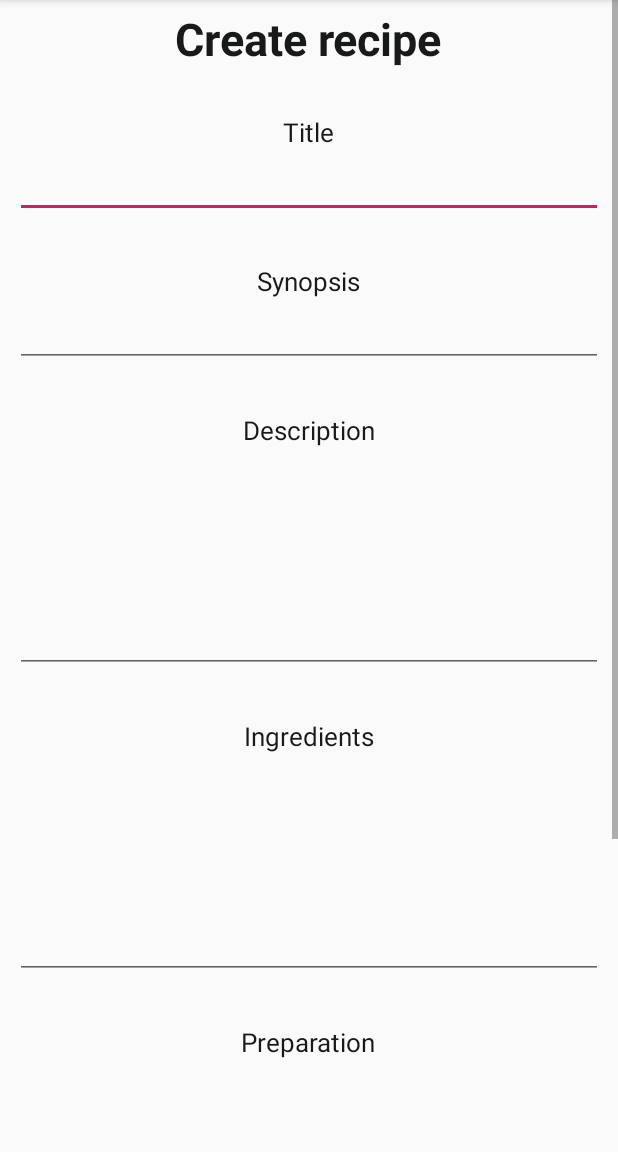
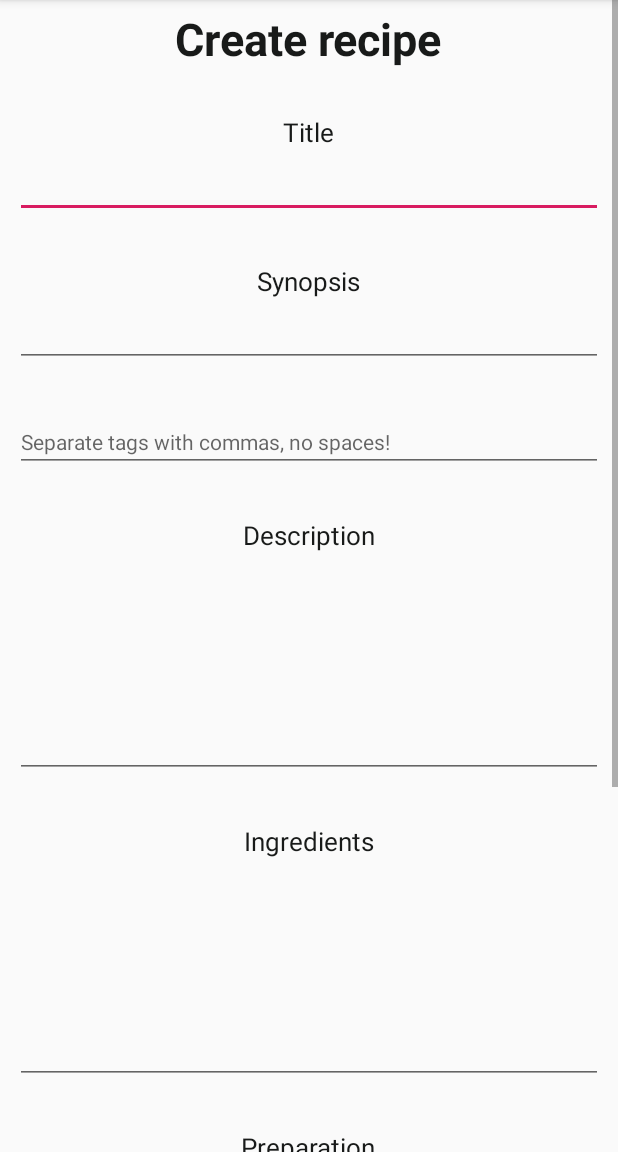
Before and after one commit to FilipVujic/CS330-PZ, an Android app: the CreateRecipeActivity screen opened directly, with no data from a screen before it, on a phone screen of 412 x 824 dp, the part 84-1236 px from its top. Run offline under Robolectric (Android 15) with nearby library versions, the phone set to English and light mode, and no system bars.

Commit message:
dodato ubacivanje tagova (ne i recept_tag)

```diff
--- a/app/src/main/java/com/metropolitan/cs330pz/entity/Recipe.java
+++ b/app/src/main/java/com/metropolitan/cs330pz/entity/Recipe.java
@@ -6,12 +6,6 @@ import java.io.Serializable;
 
 public class Recipe implements Serializable {
 
-
-/*    @Override
-    protected void onCreate(@Nullable Bundle savedInstanceState) {
-        super.onCreate(savedInstanceState);
-
-    }*/
 
     public int id;
     public String username;
--- a/app/src/main/java/com/metropolitan/cs330pz/util/JsonPlaceholderAPI.java
+++ b/app/src/main/java/com/metropolitan/cs330pz/util/JsonPlaceholderAPI.java
@@ -1,6 +1,8 @@
 package com.metropolitan.cs330pz.util;
 
 import com.metropolitan.cs330pz.entity.Recipe;
+import com.metropolitan.cs330pz.entity.RecipeTag;
+import com.metropolitan.cs330pz.entity.Tag;
 import com.metropolitan.cs330pz.entity.User;
 
 import java.util.List;
@@ -12,6 +14,7 @@ import retrofit2.http.Body;
 import retrofit2.http.DELETE;
 import retrofit2.http.GET;
 import retrofit2.http.POST;
+import retrofit2.http.PUT;
 import retrofit2.http.Path;
 
 
@@ -26,6 +29,9 @@ public interface JsonPlaceholderAPI {
     @GET("entity.recipe/")
     Call<List<Recipe>> getRecipes();
 
+    /*@GET("entity.recipe/query/{title_username}")
+    Call<Recipe> getSpecificRecipe(@Path("title_username") String title_username);*/
+
     @POST("entity.recipe/")
     Call<Recipe> createRecipe(@Body Recipe recipe);
 
@@ -35,5 +41,17 @@ public interface JsonPlaceholderAPI {
     @DELETE("entity.recipe/{id}")
     Call<ResponseBody> deleteRecipe(@Path("id") int id);
 
+    @POST("entity.tag/")
+    Call<Tag> createTag(@Body Tag tag);
+
+    @GET("entity.tag/")
+    Call<List<Tag>> getAllTags();
+
+    @GET("entity.tag/{name}")
+    Call<Tag> getTag(@Path("name") String name);
+
+    @POST("entity.recipetag/")
+    Call<RecipeTag> createRecipeTag(@Body RecipeTag recipeTag);
+
 
 }
--- a/app/src/main/res/layout/activity_create_recipe.xml
+++ b/app/src/main/res/layout/activity_create_recipe.xml
@@ -58,6 +58,16 @@
         android:layout_width="match_parent"
         android:layout_height="wrap_content"
         android:layout_marginBottom="30dp"
+        />
+
+    <EditText
+        android:id="@+id/create_recipe_tags"
+        android:layout_width="match_parent"
+        android:layout_height="wrap_content"
+        android:layout_marginBottom="30dp"
+        android:textSize="14dp"
+        android:textColor="#181a19"
+        android:hint="Separate tags with commas, no spaces!"
         />
 
     <TextView
```
Also changed, not shown: app/src/main/java/com/metropolitan/cs330pz/entity/RecipeTag.java (added, +52 -0 lines), app/src/main/java/com/metropolitan/cs330pz/entity/Tag.java (added, +41 -0 lines), app/src/main/java/com/metropolitan/cs330pz/gui/CreateRecipeActivity.java (+59 -1 lines).
